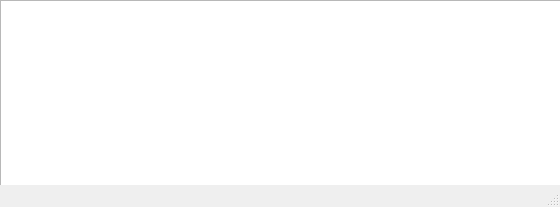
This is mainwindow.ui in YuriyPovodyryov/SyncArchive as Qt 5 draws it before an edit. The edited form follows.
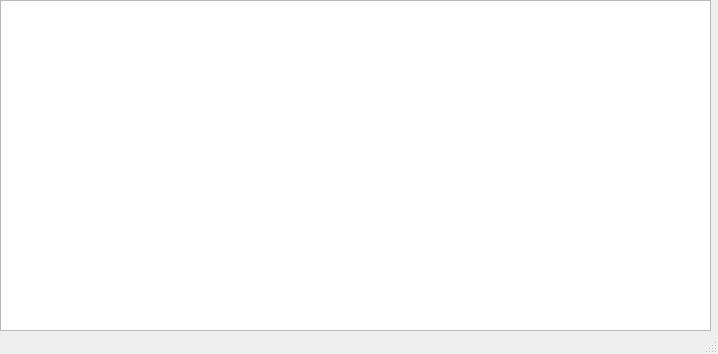
This is the edited form.

What changed in the file:
```diff
--- a/mainwindow.ui
+++ b/mainwindow.ui
@@ -6,8 +6,8 @@
    <rect>
     <x>0</x>
     <y>0</y>
-    <width>560</width>
-    <height>207</height>
+    <width>718</width>
+    <height>354</height>
    </rect>
   </property>
   <property name="windowTitle">
@@ -19,8 +19,8 @@
      <rect>
       <x>0</x>
       <y>0</y>
-      <width>561</width>
-      <height>192</height>
+      <width>711</width>
+      <height>331</height>
      </rect>
     </property>
     <property name="minimumSize">
```
